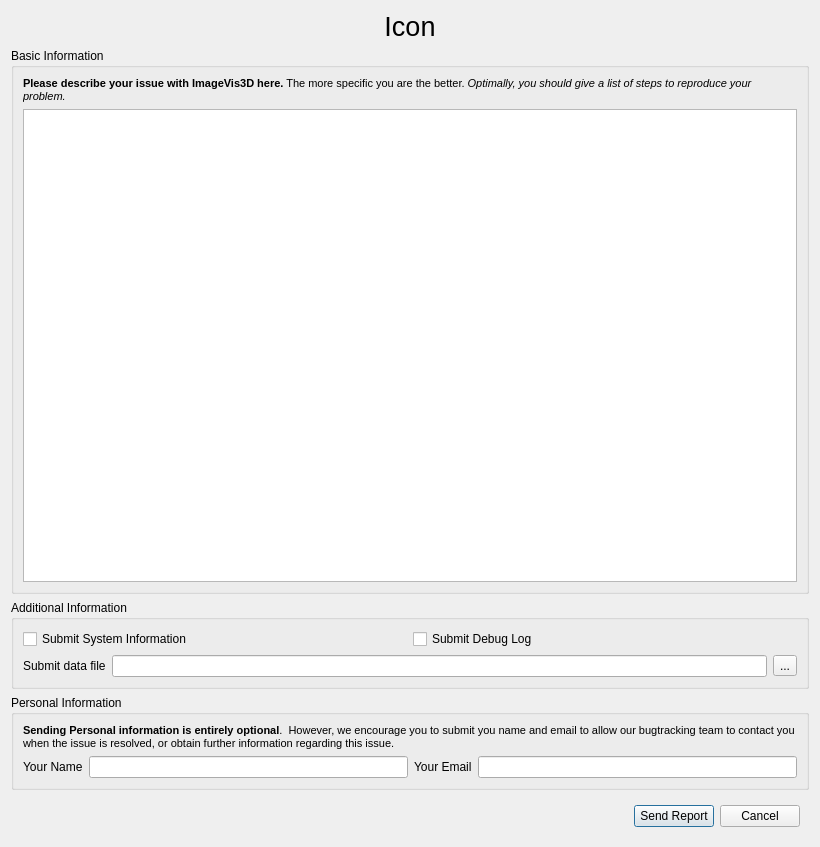
Above: ImageVis3D/UI/UI/BugRepDlg.ui from SCIInstitute/ImageVis3D before the change. Below: the same form after it.
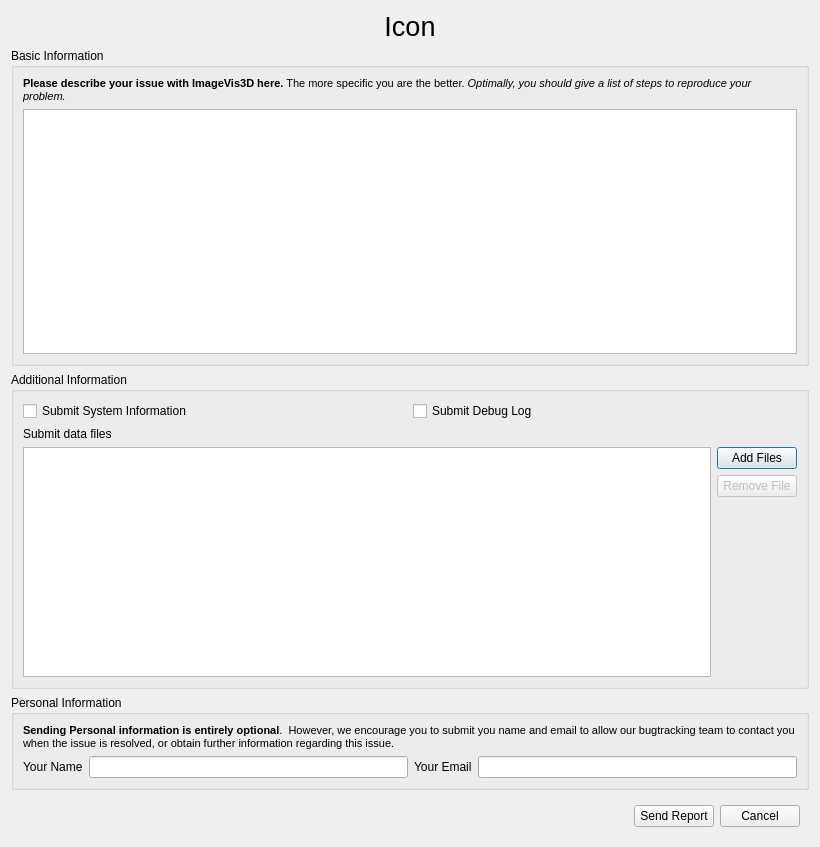
That is the form after the change.

Diff of the .ui file:
```diff
--- a/ImageVis3D/UI/UI/BugRepDlg.ui
+++ b/ImageVis3D/UI/UI/BugRepDlg.ui
@@ -104,6 +104,13 @@
         </layout>
        </widget>
       </item>
+      <item>
+       <widget class="QLabel" name="label_Dataset" >
+        <property name="text" >
+         <string>Submit data files</string>
+        </property>
+       </widget>
+      </item>
       <item>
        <widget class="QFrame" name="frame_3" >
         <property name="frameShape" >
@@ -120,24 +127,54 @@
           <number>0</number>
          </property>
          <item>
-          <widget class="QLabel" name="label_Dataset" >
-           <property name="text" >
-            <string>Submit data file</string>
-           </property>
-          </widget>
+          <widget class="QListWidget" name="listWidget_files" />
          </item>
          <item>
-          <widget class="QLineEdit" name="lineEdit_file" >
-           <property name="readOnly" >
-            <bool>true</bool>
+          <widget class="QFrame" name="frame_5" >
+           <property name="frameShape" >
+            <enum>QFrame::NoFrame</enum>
            </property>
-          </widget>
-         </item>
-         <item>
-          <widget class="QToolButton" name="toolButton" >
-           <property name="text" >
-            <string>...</string>
+           <property name="frameShadow" >
+            <enum>QFrame::Plain</enum>
            </property>
+           <property name="lineWidth" >
+            <number>0</number>
+           </property>
+           <layout class="QVBoxLayout" name="verticalLayout_5" >
+            <property name="margin" >
+             <number>0</number>
+            </property>
+            <item>
+             <widget class="QPushButton" name="pushButton_Add" >
+              <property name="text" >
+               <string>Add Files</string>
+              </property>
+             </widget>
+            </item>
+            <item>
+             <widget class="QPushButton" name="pushButton_remove" >
+              <property name="enabled" >
+               <bool>false</bool>
+              </property>
+              <property name="text" >
+               <string>Remove File</string>
+              </property>
+             </widget>
+            </item>
+            <item>
+             <spacer name="verticalSpacer" >
+              <property name="orientation" >
+               <enum>Qt::Vertical</enum>
+              </property>
+              <property name="sizeHint" stdset="0" >
+               <size>
+                <width>20</width>
+                <height>40</height>
+               </size>
+              </property>
+             </spacer>
+            </item>
+           </layout>
           </widget>
          </item>
         </layout>
```
Left out of the diff: 39 changed lines with no effect on the pictures.
